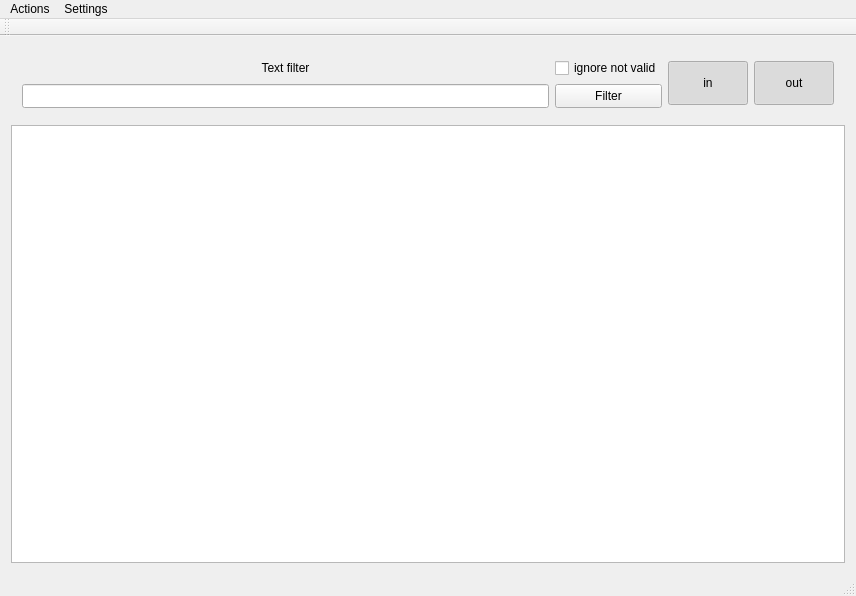
Qt form mainwindow.ui (jeyboy/sniffer) before a commit.
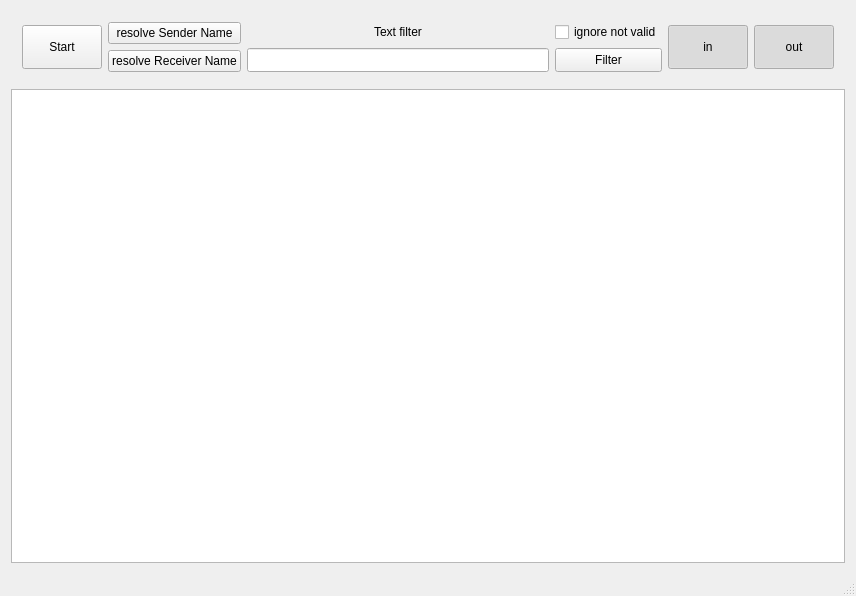
The same form after that commit.

```diff
--- a/mainwindow.ui
+++ b/mainwindow.ui
@@ -24,6 +24,46 @@
        </size>
       </property>
       <layout class="QHBoxLayout" name="horizontalLayout">
+       <item>
+        <widget class="QPushButton" name="procBtn">
+         <property name="minimumSize">
+          <size>
+           <width>0</width>
+           <height>44</height>
+          </size>
+         </property>
+         <property name="text">
+          <string>Start</string>
+         </property>
+         <property name="checkable">
+          <bool>true</bool>
+         </property>
+        </widget>
+       </item>
+       <item>
+        <layout class="QVBoxLayout" name="verticalLayout_4">
+         <item>
+          <widget class="QPushButton" name="resolveSenderNameBtn">
+           <property name="text">
+            <string>resolve Sender Name</string>
+           </property>
+           <property name="checkable">
+            <bool>true</bool>
+           </property>
+          </widget>
+         </item>
+         <item>
+          <widget class="QPushButton" name="resolveReceiverNameBtn">
+           <property name="text">
+            <string>resolve Receiver Name</string>
+           </property>
+           <property name="checkable">
+            <bool>true</bool>
+           </property>
+          </widget>
+         </item>
+        </layout>
+       </item>
        <item>
         <layout class="QVBoxLayout" name="verticalLayout_2">
          <item>
@@ -139,36 +179,6 @@
      <height>21</height>
     </rect>
    </property>
-   <widget class="QMenu" name="menuActions">
-    <property name="title">
-     <string>Actions</string>
-    </property>
-    <addaction name="actionStart"/>
-    <addaction name="actionStop"/>
-   </widget>
-   <widget class="QMenu" name="menuSettings">
-    <property name="title">
-     <string>Settings</string>
-    </property>
-    <widget class="QMenu" name="menuResolve_ip_address">
-     <property name="title">
-      <string>Resolve ip address</string>
-     </property>
-     <addaction name="actionSender"/>
-     <addaction name="actionReceiver"/>
-    </widget>
-    <addaction name="menuResolve_ip_address"/>
-   </widget>
-   <addaction name="menuActions"/>
-   <addaction name="menuSettings"/>
-  </widget>
-  <widget class="QToolBar" name="mainToolBar">
-   <attribute name="toolBarArea">
-    <enum>TopToolBarArea</enum>
-   </attribute>
-   <attribute name="toolBarBreak">
-    <bool>false</bool>
-   </attribute>
   </widget>
   <widget class="QStatusBar" name="statusBar"/>
   <action name="actionStart">
```
Left out of the diff: 26 changed lines with no effect on the pictures.
